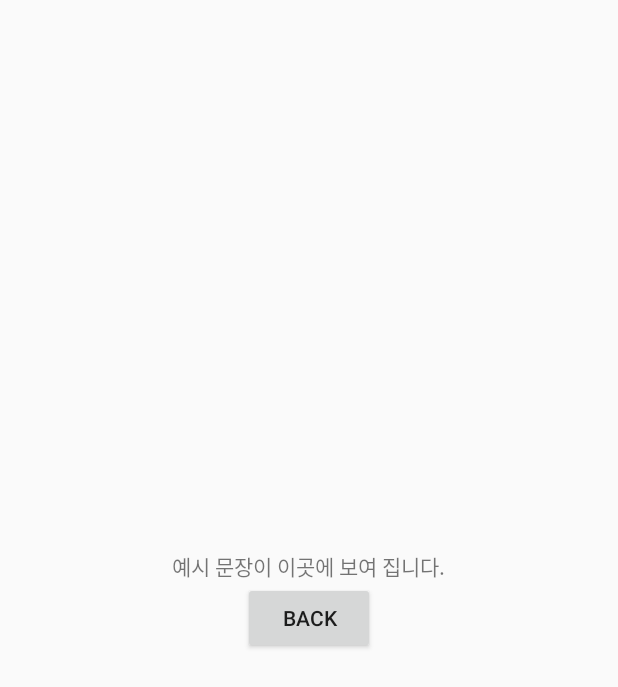
After one commit to arcane1028/2017_Collathon, an Android app: the layout activity_game_result.xml on its own in the app's theme, with its tools: preview values and no code run, on a phone screen of 412 x 824 dp. The commit adds this screen. Shown: the top 687 px of the screen. Run offline under Robolectric (Android 15) with nearby library versions, the phone set to English and light mode, and no system bars.

Commit message:
game 화면 제작 game 결과 제작

```diff
--- /dev/null
+++ b/app/src/main/res/layout/activity_game_result.xml
@@ -0,0 +1,22 @@
+<?xml version="1.0" encoding="utf-8"?>
+<RelativeLayout xmlns:android="http://schemas.android.com/apk/res/android"
+    android:orientation="vertical" android:layout_width="match_parent"
+    android:layout_height="match_parent"
+    >
+
+    <TextView
+        android:layout_width="wrap_content"
+        android:layout_height="wrap_content"
+        android:id="@+id/result_text_score"
+        android:text="예시 문장이 이곳에 보여 집니다."
+        android:layout_above="@+id/result_btn_back"
+        android:layout_centerHorizontal="true"/>
+
+    <Button
+        android:layout_width="wrap_content"
+        android:layout_height="wrap_content"
+        android:id="@+id/result_btn_back"
+        android:text="back"
+        android:layout_centerVertical="true"
+        android:layout_centerHorizontal="true" />
+</RelativeLayout>
```
Also changed, not shown: app/src/main/res/layout/activity_game_start.xml (added, +21 -0 lines), app/src/main/res/layout/activity_main.xml (+18 -11 lines).
